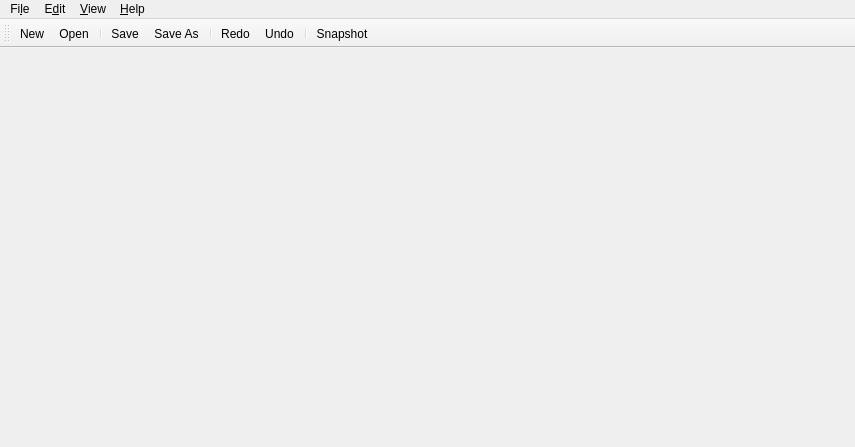
Old version of the form res/designer/mainwindow.ui in the repository tsalemink/neon.
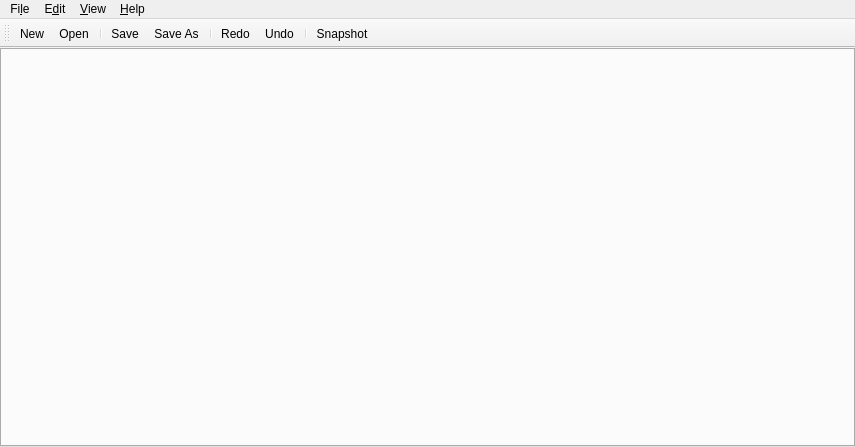
New version of the form. Icons and pictures are not drawn.

Commit message: Remove simulation and problem views.

Diff of the .ui file:
```diff
--- a/res/designer/mainwindow.ui
+++ b/res/designer/mainwindow.ui
@@ -32,7 +32,7 @@
      <number>0</number>
     </property>
     <item>
-     <widget class="QStackedWidget" name="viewStackedWidget"/>
+     <widget class="QTabWidget" name="viewTabWidget"/>
     </item>
    </layout>
   </widget>
```
Left out of the diff: 32 changed lines with no effect on the pictures. The commit also changes 14 other files.
